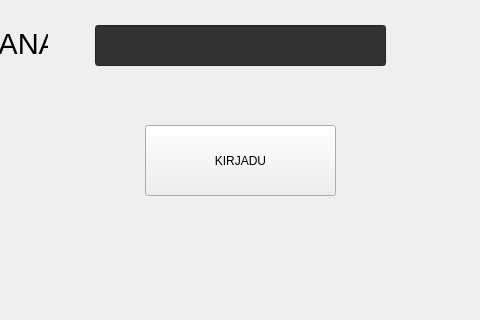
Jani-OAMK/ATM-group-project, file frontend/mainwindow.ui: the form before one commit; both pictures show x 275 to 755 and y 315 to 635 of the 1055 by 744 pixel window.
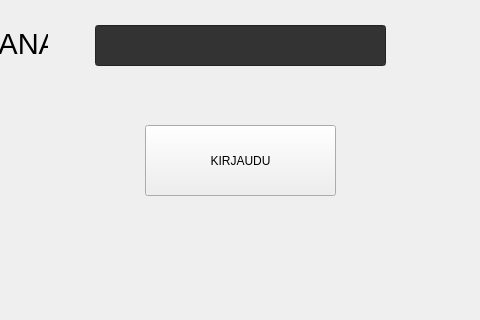
The form after the commit. Icons and pictures are not drawn.

Commit message: Yhdennetty UI:t ja poistettu qdebugeja

What changed in the file:
```diff
--- a/frontend/mainwindow.ui
+++ b/frontend/mainwindow.ui
@@ -113,7 +113,7 @@
      <string notr="true">QLabel { color: gold; }</string>
     </property>
     <property name="text">
-     <string>KIRJADU</string>
+     <string>KIRJAUDU</string>
     </property>
    </widget>
    <widget class="QLabel" name="labelTunnus">
```
Left out of the diff: 2 changed lines with no effect on the pictures. The commit also changes 7 other files.
